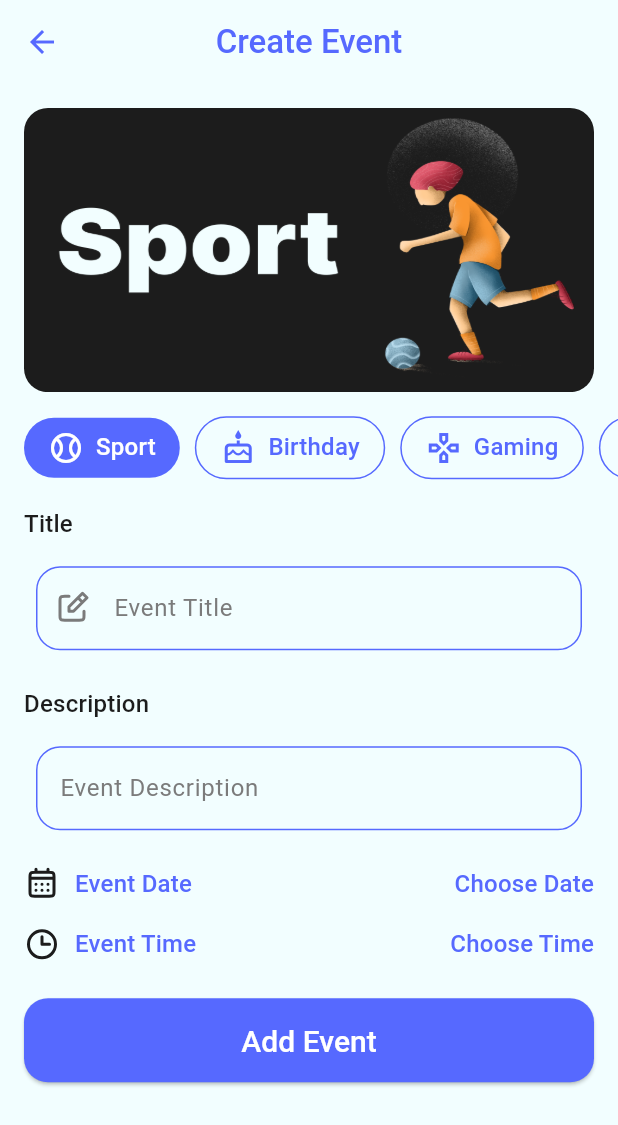
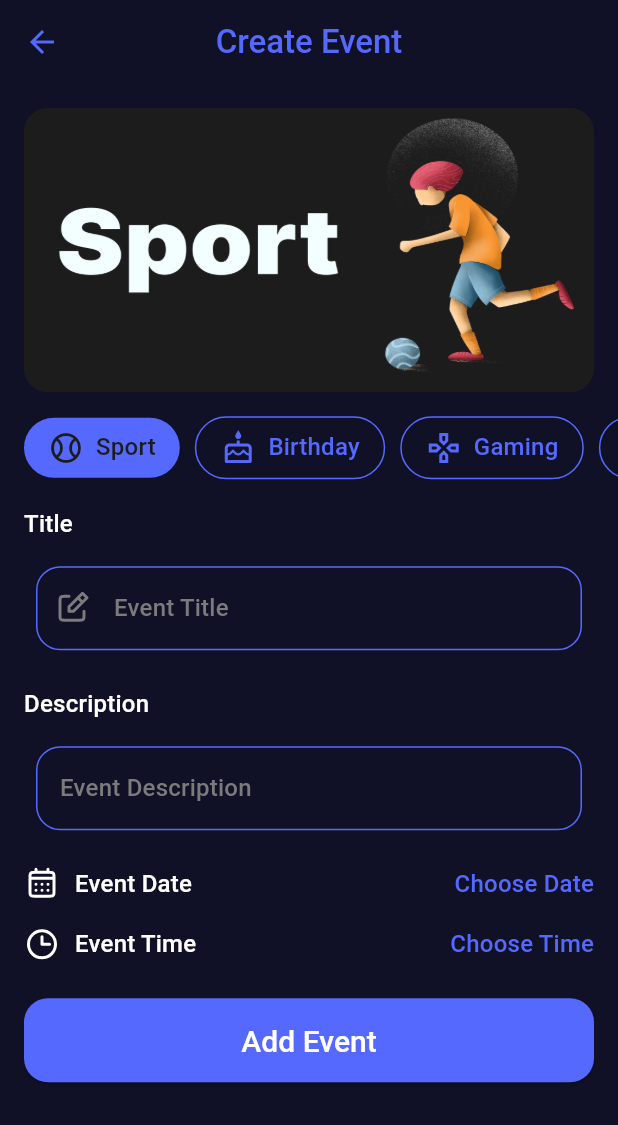
Before and after one commit to MohamedElsyedm/evently, a Flutter app: the HomeScreen screen opened by its route, item 2 of the bottom bar chosen, after a tap on the "add" icon, on a phone screen of 412 x 824 dp. Shown: the top 1125 px of the screen. Run offline on Flutter 3.47's test engine with Material 3 defaults, Android fonts, the phone set to English and light mode, and no system bars; our stand-ins replace cloud_firestore, firebase_auth, firebase_core, flutter_svg, fluttertoast, shared_preferences; accounts and stored records are empty.

Commit message:
implement theme switching

```diff
--- a/lib/app_theme.dart
+++ b/lib/app_theme.dart
@@ -102,5 +102,96 @@ class AppTheme {
       ),
     ),
   );
-  static ThemeData darkTheme = ThemeData();
+  static ThemeData darkTheme = ThemeData(
+    scaffoldBackgroundColor: backgroundDark,
+    appBarTheme: AppBarTheme(
+      backgroundColor: backgroundDark,
+      foregroundColor: primary,
+      centerTitle: true,
+      titleTextStyle: TextStyle(
+        fontSize: 22,
+        fontWeight: FontWeight.w500,
+        color: primary,
+      ),
+    ),
+    bottomNavigationBarTheme: BottomNavigationBarThemeData(
+      backgroundColor: backgroundDark,
+
+      ///default type be fixed if two or less, more than two be shifted
+      ///so need to make it fixed to restyle it
+      type: BottomNavigationBarType.fixed,
+      selectedItemColor: white,
+      unselectedItemColor: white,
+    ),
+    floatingActionButtonTheme: FloatingActionButtonThemeData(
+      backgroundColor: backgroundDark,
+      foregroundColor: white,
+      shape: CircleBorder(side: BorderSide(width: 5, color: white)),
+    ),
+    inputDecorationTheme: InputDecorationTheme(
+      hintStyle: TextStyle(
+        fontSize: 16,
+        fontWeight: FontWeight.w500,
+        color: white,
+      ),
+
+      enabledBorder: OutlineInputBorder(
+        borderRadius: BorderRadius.circular(16),
+        borderSide: BorderSide(color: primary),
+      ),
+      focusedBorder: OutlineInputBorder(
+        borderRadius: BorderRadius.circular(16),
+        borderSide: BorderSide(color: primary),
+      ),
+      errorBorder: OutlineInputBorder(
+        borderRadius: BorderRadius.circular(16),
+        borderSide: BorderSide(color: primary),
+      ),
+      focusedErrorBorder: OutlineInputBorder(
+        borderRadius: BorderRadius.circular(16),
+        borderSide: BorderSide(color: primary),
+      ),
+    ),
+    elevatedButtonTheme: ElevatedButtonThemeData(
+      style: ElevatedButton.styleFrom(
+        backgroundColor: primary,
+        shape: RoundedRectangleBorder(
+          borderRadius: BorderRadiusGeometry.circular(16),
+        ),
+      ),
+    ),
+    textButtonTheme: TextButtonThemeData(
+      style: TextButton.styleFrom(
+        foregroundColor: primary,
+        textStyle: TextStyle(
+          fontSize: 15,
+          fontWeight: FontWeight.bold,
+          decoration: TextDecoration.underline,
+          fontStyle: FontStyle.italic,
+        ),
+      ),
+    ),
+    textTheme: TextTheme(
+      headlineSmall: TextStyle(
+        fontSize: 24,
+        fontWeight: FontWeight.bold,
+        color: white,
+      ),
+      titleLarge: TextStyle(
+        fontSize: 20,
+        fontWeight: FontWeight.w500,
+        color: white,
+      ),
+      titleMedium: TextStyle(
+        fontSize: 16,
+        fontWeight: FontWeight.w500,
+        color: white,
+      ),
+      titleSmall: TextStyle(
+        fontSize: 14,
+        fontWeight: FontWeight.w400,
+        color: white,
+      ),
+    ),
+  );
 }
--- a/lib/create_event.dart
+++ b/lib/create_event.dart
@@ -1,7 +1,9 @@
+import 'package:cloud_firestore/cloud_firestore.dart';
 import 'package:evently/app_theme.dart';
 import 'package:evently/firebase_service.dart';
 import 'package:evently/models/category_model.dart';
 import 'package:evently/models/event_model.dart';
+import 'package:evently/providers/settings_provider.dart';
 import 'package:evently/tabs/home/tab_item.dart';
 import 'package:evently/ui_utils.dart';
 import 'package:evently/widgets/default_elevated_button.dart';
@@ -9,6 +11,7 @@ import 'package:evently/widgets/default_text_form_field.dart';
 import 'package:flutter/material.dart';
 import 'package:flutter_svg/flutter_svg.dart';
 import 'package:intl/intl.dart';
+import 'package:provider/provider.dart';
 
 class CreateEvent extends StatefulWidget {
   static const routName = '/create-event';
@@ -33,6 +36,7 @@ class _CreateEventState extends State<CreateEvent> {
 
   @override
   Widget build(BuildContext context) {
+    SettingsProvider settingsProvider = Provider.of<SettingsProvider>(context);
     TextTheme textTheme = Theme.of(context).textTheme;
 
     return Scaffold(
@@ -70,7 +74,9 @@ class _CreateEventState extends State<CreateEvent> {
                         isSelected:
                             currentIndex ==
                             CategoryModel.categories.indexOf(category),
-                        selectedForegroundColor: AppTheme.white,
+                        selectedForegroundColor: settingsProvider.isDark
+                            ? AppTheme.black
+                            : AppTheme.white,
                         unSelectedForegroundColor: AppTheme.primary,
                         selectedBackgroundColor: AppTheme.primary,
                       ),
@@ -121,14 +127,17 @@ class _CreateEventState extends State<CreateEvent> {
                     SizedBox(height: 16),
                     Row(
                       children: [
-                        SvgPicture.asset('assets/icons/date.svg'),
-                        SizedBox(width: 10),
-                        Text(
-                          'Event Date',
-                          style: textTheme.titleMedium!.copyWith(
-                            color: AppTheme.primary,
+                        SvgPicture.asset(
+                          'assets/icons/date.svg',
+                          colorFilter: ColorFilter.mode(
+                            settingsProvider.isDark
+                                ? AppTheme.white
+                                : AppTheme.black,
+                            BlendMode.srcIn,
                           ),
                         ),
+                        SizedBox(width: 10),
+                        Text('Event Date', style: textTheme.titleMedium),
                         Spacer(),
                         InkWell(
                           onTap: () async {
@@ -158,14 +167,17 @@ class _CreateEventState extends State<CreateEvent> {
                     SizedBox(height: 16),
                     Row(
                       children: [
-                        SvgPicture.asset('assets/icons/time.svg'),
-                        SizedBox(width: 10),
-                        Text(
-                          'Event Time',
-                          style: textTheme.titleMedium!.copyWith(
-                            color: AppTheme.primary,
+                        SvgPicture.asset(
+                          'assets/icons/time.svg',
+                          colorFilter: ColorFilter.mode(
+                            settingsProvider.isDark
+                                ? AppTheme.white
+                                : AppTheme.black,
+                            BlendMode.srcIn,
                           ),
                         ),
+                        SizedBox(width: 10),
+                        Text('Event Time', style: textTheme.titleMedium),
                         Spacer(),
                         InkWell(
                           onTap: () async {
--- /dev/null
+++ b/lib/providers/settings_provider.dart
@@ -0,0 +1,13 @@
+import 'package:flutter/cupertino.dart';
+import 'package:flutter/material.dart';
+
+class SettingsProvider with ChangeNotifier {
+  ThemeMode themeMode = ThemeMode.dark;
+
+  bool get isDark => themeMode == ThemeMode.dark;
+
+  void changeTheme(ThemeMode theme) {
+    themeMode = theme;
+    notifyListeners();
+  }
+}
--- a/lib/tabs/home/home_header.dart
+++ b/lib/tabs/home/home_header.dart
@@ -1,6 +1,7 @@
 import 'package:evently/app_theme.dart';
 import 'package:evently/models/category_model.dart';
 import 'package:evently/providers/events_provider.dart';
+import 'package:evently/providers/settings_provider.dart';
 import 'package:evently/providers/user_provider.dart';
 import 'package:evently/tabs/home/tab_item.dart';
 import 'package:flutter/material.dart';
@@ -17,12 +18,15 @@ class _HomeHeaderState extends State<HomeHeader> {
   @override
   Widget build(BuildContext context) {
     EventsProvider eventsProvider = Provider.of<EventsProvider>(context);
+    SettingsProvider settingsProvider = Provider.of<SettingsProvider>(context);
     TextTheme textTheme = Theme.of(context).textTheme;
 
     return Container(
       padding: EdgeInsets.only(left: 16, bottom: 16),
       decoration: BoxDecoration(
-        color: AppTheme.primary,
+        color: settingsProvider.isDark
+            ? AppTheme.backgroundDark
+            : AppTheme.primary,
         borderRadius: BorderRadius.only(
           bottomLeft: Radius.circular(24),
           bottomRight: Radius.circular(24),
@@ -60,9 +64,13 @@ class _HomeHeaderState extends State<HomeHeader> {
                     label: 'All',
                     icon: Icons.ac_unit_outlined,
                     isSelected: index == 0,
-                    selectedForegroundColor: AppTheme.primary,
+                    selectedForegroundColor: settingsProvider.isDark
+                        ? AppTheme.white
+                        : AppTheme.primary,
                     unSelectedForegroundColor: AppTheme.white,
-                    selectedBackgroundColor: AppTheme.white,
+                    selectedBackgroundColor: settingsProvider.isDark
+                        ? AppTheme.primary
+                        : AppTheme.white,
                   ),
                   ...CategoryModel.categories.map(
                     (category) => TabItem(
@@ -71,7 +79,9 @@ class _HomeHeaderState extends State<HomeHeader> {
                           CategoryModel.categories.indexOf(category) + 1 ==
                           index,
                       label: category.name,
-                      selectedForegroundColor: AppTheme.primary,
+                      selectedForegroundColor: settingsProvider.isDark
+                          ? AppTheme.white
+                          : AppTheme.primary,
                       unSelectedForegroundColor: AppTheme.white,
                       selectedBackgroundColor: AppTheme.white,
                     ),
--- a/lib/widgets/default_text_form_field.dart
+++ b/lib/widgets/default_text_form_field.dart
@@ -1,4 +1,5 @@
 import 'package:evently/app_theme.dart';
+import 'package:evently/providers/settings_provider.dart';
 import 'package:flutter/material.dart';
 import 'package:flutter_svg/svg.dart';
 
@@ -35,6 +36,7 @@ class _DefaultTextFormFieldState extends State<DefaultTextFormField> {
         maxLines: widget.isPassword ? 1 : null,
         controller: widget.controller,
         onChanged: widget.onChanged,
+        style: Theme.of(context).textTheme.titleMedium,
         decoration: InputDecoration(
           hintText: widget.hintText,
           hintStyle: TextStyle(color: AppTheme.grey),
```
Also changed, not shown: lib/main.dart (+7 -3 lines), lib/tabs/profile/profile_tab.dart (+24 -12 lines), lib/widgets/event_item.dart (+32 -20 lines).
